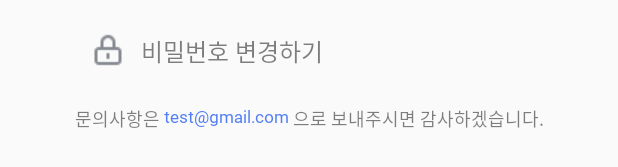
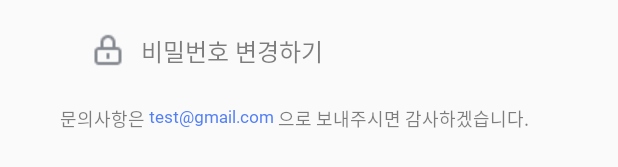
Before and after one commit to UmcTeaming/Teaming_Android, an Android app: the layout fragment_user.xml on its own in the app's theme, with its tools: preview values and no code run, on a phone screen of 412 x 824 dp. Shown: the part 374-541 px from the top of the screen. Run offline under Robolectric (Android 15) with nearby library versions, the phone set to English and light mode, and no system bars; network calls fail; Roboto replaces fonts that are not available here.

Commit message:
eunjae commit and push

```diff
--- a/app/src/main/res/layout/fragment_user.xml
+++ b/app/src/main/res/layout/fragment_user.xml
@@ -149,7 +149,7 @@
         android:textColor="#80000000"
         android:textSize="12sp"
         android:layout_marginTop="24dp"
-        android:layout_marginLeft="50dp"
+        android:layout_marginLeft="40dp"
         app:layout_constraintLeft_toLeftOf="parent"
         app:layout_constraintTop_toBottomOf="@id/secret"
         >
@@ -179,22 +179,9 @@
         android:textColor="#80000000"
         android:textSize="12sp"
         app:layout_constraintLeft_toRightOf="@id/Button_mail"
-        app:layout_constraintTop_toTopOf="@id/text2"></TextView>
+        app:layout_constraintTop_toTopOf="@id/text2"
+        >
+    </TextView>
 
-    <Button
-        android:visibility="invisible"
-        android:id="@+id/complete_btn"
-        android:layout_width="match_parent"
-        android:layout_height="wrap_content"
-        android:layout_marginLeft="50dp"
-        android:layout_marginTop="200dp"
-        android:layout_marginRight="50dp"
-        android:background="@drawable/button_check"
-        android:fontFamily="@font/gmarket_sans_ttf_bold"
-        android:text="닉네임 수정 완료하기"
-        android:textColor="#ffffff"
-        app:layout_constraintTop_toBottomOf="@+id/Button_mail"
-        app:layout_constraintEnd_toEndOf="parent"
-        app:layout_constraintStart_toStartOf="parent"/>
 
 </androidx.constraintlayout.widget.ConstraintLayout>
```
